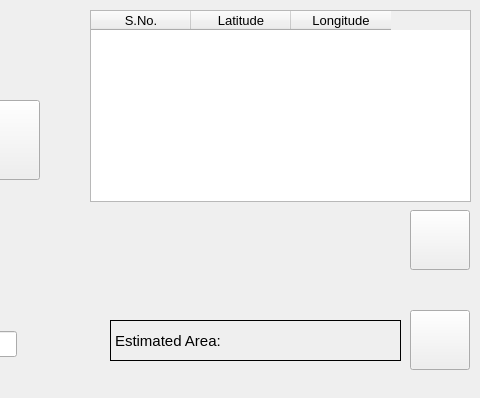
Qt form control-station/gui/gui.ui (meetm473/planometer) before a commit; both pictures show x 230 to 710 and y 0 to 398 of the 710 by 398 pixel window.
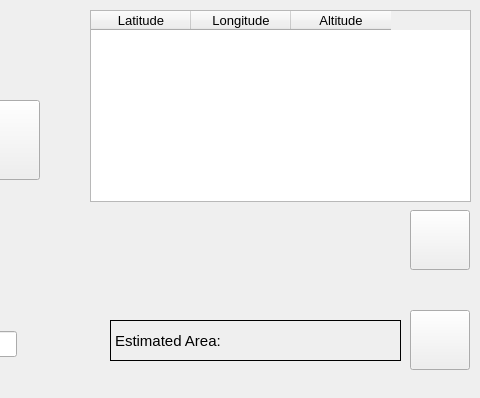
The same form after that commit. Icons and pictures are not drawn.

Commit message: Fixed table col title typo

Diff of the .ui file:
```diff
--- a/control-station/gui/gui.ui
+++ b/control-station/gui/gui.ui
@@ -209,11 +209,6 @@
       <pointsize>10</pointsize>
      </font>
     </property>
-    <column>
-     <property name="text">
-      <string>S.No.</string>
-     </property>
-    </column>
     <column>
      <property name="text">
       <string>Latitude</string>
@@ -224,6 +219,11 @@
       <string>Longitude</string>
      </property>
     </column>
+    <column>
+     <property name="text">
+      <string>Altitude</string>
+     </property>
+    </column>
    </widget>
    <widget class="QPushButton" name="process_btn">
     <property name="geometry">
```
The commit also changes 1 other file.
